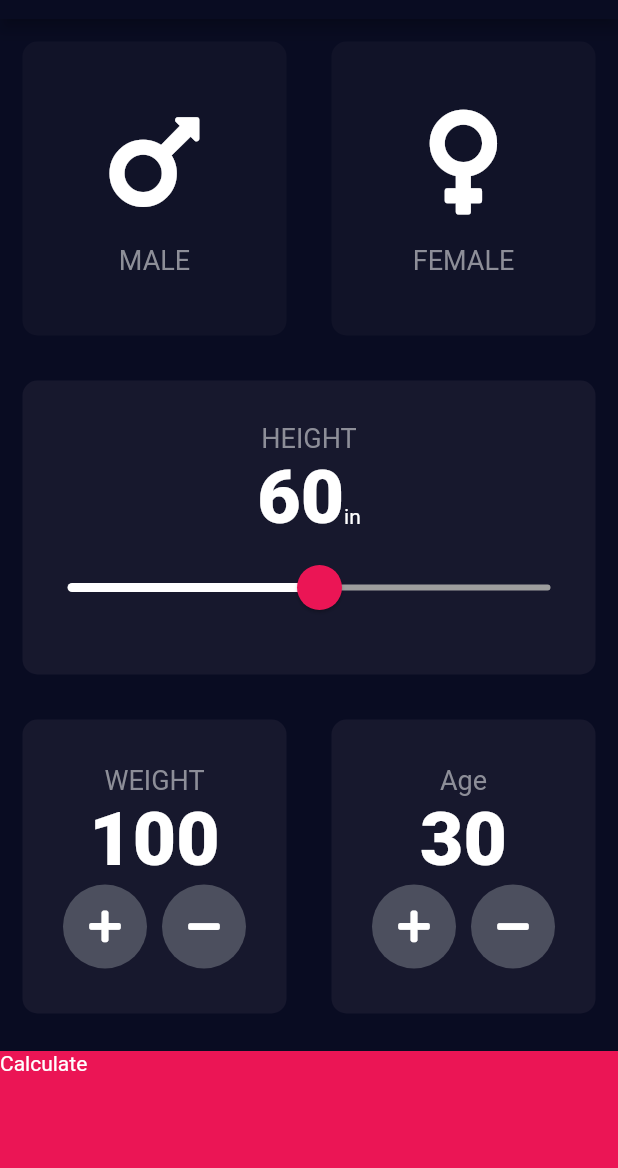
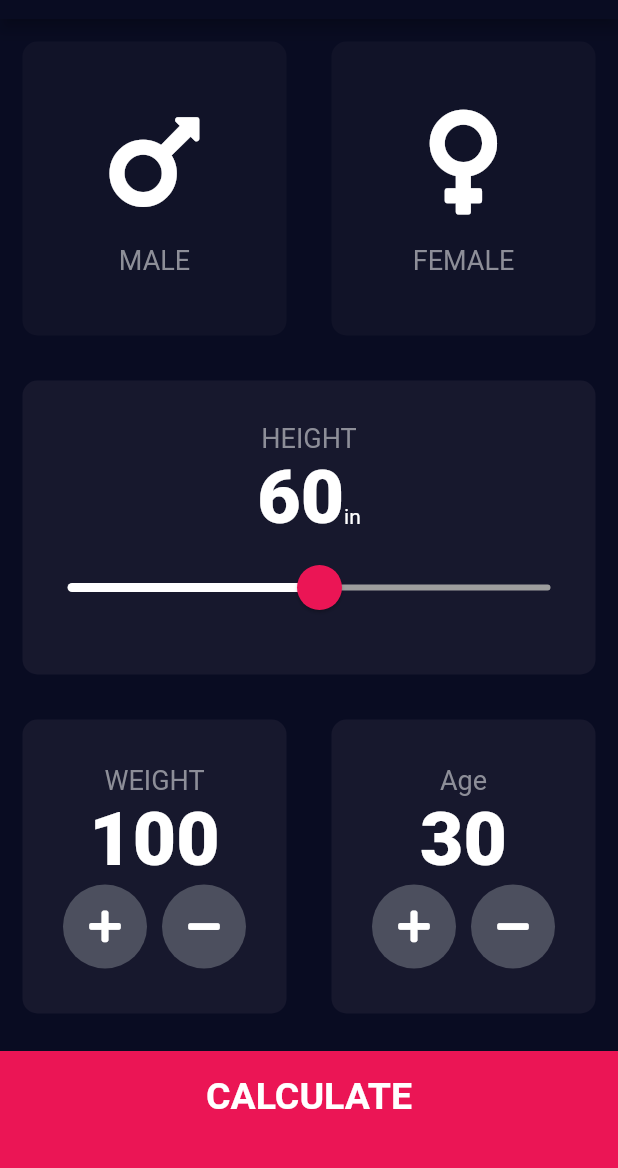
Before and after one commit to Lincxx/Flutter-BMI-Calc, a Flutter app: the screen it shows after launch, on a phone screen of 412 x 824 dp, the part 65-1233 px from its top. Run offline on Flutter 3.47's test engine with Material 2 defaults, Android fonts, the phone set to English and light mode, and no system bars; our stand-ins replace font_awesome_flutter.

Commit message:
Refactor some of the code it's own widget. Styled up some of the result page

```diff
--- /dev/null
+++ b/lib/bottom_button.dart
@@ -0,0 +1,29 @@
+import 'package:flutter/material.dart';
+import 'package:bmi_calculator/constants.dart';
+
+class BottomButton extends StatelessWidget {
+  BottomButton({@required this.onTap, @required this.buttonTitle});
+
+  final Function onTap;
+  final String buttonTitle;
+
+  @override
+  Widget build(BuildContext context) {
+    return GestureDetector(
+      onTap: onTap,
+      child: Container(
+        child: Center(
+          child: Text(
+            buttonTitle,
+            style: kLargeButtonTextStyle,
+          ),
+        ),
+        color: kBottomCardColor,
+        margin: EdgeInsets.only(top: 10.0),
+        padding: EdgeInsets.only(bottom: 20.0),
+        width: double.infinity,
+        height: kBottomContainerHeight,
+      ),
+    );
+  }
+}
--- a/lib/constants.dart
+++ b/lib/constants.dart
@@ -1,4 +1,5 @@
 import 'package:flutter/material.dart';
+import 'package:flutter/painting.dart';
 
 //reman
 const kLabelTextStyle = TextStyle(fontSize: 18.0, color: Color(0xff8d8e98));
@@ -7,3 +8,11 @@ const kActiveCardColor = Color(0xFF1D1E3);
 const kInactiveCardColor = Color(0xFF111328);
 const kBottomCardColor = Color(0xffeb1555);
 const kNumberTextStyle = TextStyle(fontSize: 50.0, fontWeight: FontWeight.w900);
+
+const kLargeButtonTextStyle =
+    TextStyle(fontSize: 25.0, fontWeight: FontWeight.bold);
+const kTitleTextStyle = TextStyle(fontSize: 50.0, fontWeight: FontWeight.bold);
+const kresultText = TextStyle(
+    color: Color(0xff25d876), fontSize: 22.2, fontWeight: FontWeight.bold);
+const kBMITextStyle = TextStyle(fontSize: 100.0, fontWeight: FontWeight.bold);
+const kBodyText = TextStyle(fontSize: 22.0);
--- a/lib/input_page.dart
+++ b/lib/input_page.dart
@@ -1,3 +1,4 @@
+import 'package:bmi_calculator/round_icon_button.dart';
 import 'package:flutter/material.dart';
 
 //3rd party
@@ -8,6 +9,8 @@ import 'package:bmi_calculator/reusable_card.dart';
 import 'package:bmi_calculator/icon_content.dart';
 import 'package:bmi_calculator/constants.dart';
 import 'package:bmi_calculator/results.dart';
+
+import 'bottom_button.dart';
 
 enum Gender {
   male,
@@ -207,7 +210,8 @@ class _InputPageState extends State<InputPage> {
               ],
             ),
           ),
-          GestureDetector(
+          BottomButton(
+            buttonTitle: 'CALCULATE',
             onTap: () {
               Navigator.push(
                 context,
@@ -216,37 +220,9 @@ class _InputPageState extends State<InputPage> {
                 ),
               );
             },
-            child: Container(
-              child: Text('Calculate'),
-              color: kBottomCardColor,
-              margin: EdgeInsets.only(top: 10.0),
-              width: double.infinity,
-              height: kBottomContainerHeight,
-            ),
           )
         ],
       ),
     );
   }
 }
-
-class RoundIconButton extends StatelessWidget {
-  RoundIconButton({@required this.icon, @required this.onPressed});
-  final IconData icon;
-  final Function onPressed;
-  @override
-  Widget build(BuildContext context) {
-    // TODO: implement build
-    return RawMaterialButton(
-      child: Icon(icon),
-      elevation: 0.0,
-      onPressed: onPressed,
-      constraints: BoxConstraints.tightFor(
-        width: 56.0,
-        height: 56.0,
-      ),
-      shape: CircleBorder(),
-      fillColor: Color(0xff4c4f5e),
-    );
-  }
-}
--- /dev/null
+++ b/lib/round_icon_button.dart
@@ -0,0 +1,22 @@
+import 'package:flutter/material.dart';
+
+class RoundIconButton extends StatelessWidget {
+  RoundIconButton({@required this.icon, @required this.onPressed});
+  final IconData icon;
+  final Function onPressed;
+  @override
+  Widget build(BuildContext context) {
+    // TODO: implement build
+    return RawMaterialButton(
+      child: Icon(icon),
+      elevation: 0.0,
+      onPressed: onPressed,
+      constraints: BoxConstraints.tightFor(
+        width: 56.0,
+        height: 56.0,
+      ),
+      shape: CircleBorder(),
+      fillColor: Color(0xff4c4f5e),
+    );
+  }
+}
```
Also changed, not shown: lib/results.dart (+38 -1 lines).
